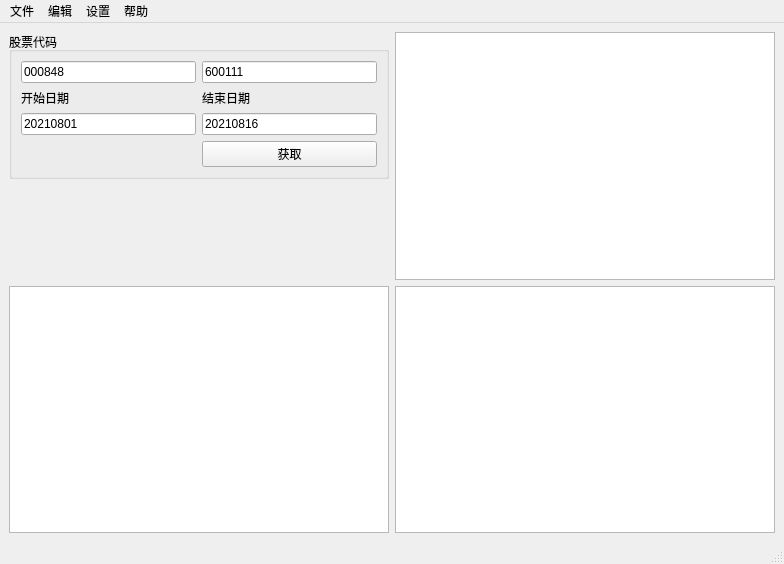
yangjiameng/Stock_Monitoring, file StockUI.ui: the form before one commit.
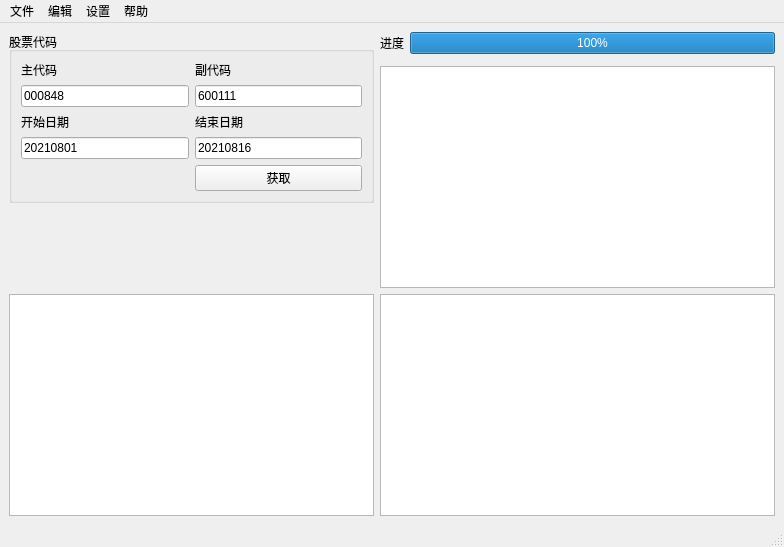
The form after the commit. Custom widgets are drawn as their Qt base class.

Commit message: 更新UI界面，加入进度条，加入分时走线下阴影填充，加入定时绘制机制。

```diff
--- a/StockUI.ui
+++ b/StockUI.ui
@@ -7,18 +7,28 @@
     <x>0</x>
     <y>0</y>
     <width>784</width>
-    <height>564</height>
+    <height>547</height>
    </rect>
   </property>
   <property name="windowTitle">
    <string>Stock_Monitoring</string>
   </property>
+  <property name="styleSheet">
+   <string notr="true"/>
+  </property>
   <widget class="QWidget" name="centralwidget">
    <layout class="QGridLayout" name="gridLayout_3">
-    <item row="1" column="2">
-     <widget class="QListWidget" name="listWidget_show_msg"/>
+    <item row="4" column="1">
+     <widget class="GraphicsLayoutWidget" name="graphicsView_daily_line"/>
     </item>
-    <item row="1" column="1">
+    <item row="0" column="3">
+     <widget class="QProgressBar" name="progressBar_stock">
+      <property name="value">
+       <number>100</number>
+      </property>
+     </widget>
+    </item>
+    <item row="0" column="1" rowspan="3">
      <layout class="QGridLayout" name="gridLayout_2">
       <item row="0" column="0" colspan="2">
        <widget class="QGroupBox" name="groupBox_stock">
@@ -26,34 +36,14 @@
          <string>股票代码</string>
         </property>
         <layout class="QGridLayout" name="gridLayout">
-         <item row="0" column="1">
+         <item row="1" column="1">
           <widget class="QLineEdit" name="lineEdit_2">
            <property name="text">
             <string>600111</string>
            </property>
           </widget>
          </item>
-         <item row="0" column="0">
-          <widget class="QLineEdit" name="lineEdit_1">
-           <property name="inputMask">
-            <string/>
-           </property>
-           <property name="text">
-            <string>000848</string>
-           </property>
-          </widget>
-         </item>
-         <item row="2" column="0">
-          <widget class="QLineEdit" name="lineEdit_3">
-           <property name="text">
-            <string>20210801</string>
-           </property>
-           <property name="placeholderText">
-            <string>开始日期</string>
-           </property>
-          </widget>
-         </item>
-         <item row="3" column="1">
+         <item row="4" column="1">
           <widget class="QPushButton" name="pushButton_search">
            <property name="maximumSize">
             <size>
@@ -66,7 +56,24 @@
            </property>
           </widget>
          </item>
-         <item row="2" column="1">
+         <item row="2" column="0">
+          <widget class="QLabel" name="label">
+           <property name="text">
+            <string>开始日期</string>
+           </property>
+          </widget>
+         </item>
+         <item row="3" column="0">
+          <widget class="QLineEdit" name="lineEdit_3">
+           <property name="text">
+            <string>20210801</string>
+           </property>
+           <property name="placeholderText">
+            <string>开始日期</string>
+           </property>
+          </widget>
+         </item>
+         <item row="3" column="1">
           <widget class="QLineEdit" name="lineEdit_4">
            <property name="text">
             <string>20210816</string>
@@ -76,24 +83,41 @@
            </property>
           </widget>
          </item>
-         <item row="1" column="0">
-          <widget class="QLabel" name="label">
-           <property name="text">
-            <string>开始日期</string>
-           </property>
-          </widget>
-         </item>
-         <item row="1" column="1">
+         <item row="2" column="1">
           <widget class="QLabel" name="label_2">
            <property name="text">
             <string>结束日期</string>
            </property>
           </widget>
          </item>
+         <item row="1" column="0">
+          <widget class="QLineEdit" name="lineEdit_1">
+           <property name="inputMask">
+            <string/>
+           </property>
+           <property name="text">
+            <string>000848</string>
+           </property>
+          </widget>
+         </item>
+         <item row="0" column="0">
+          <widget class="QLabel" name="label_3">
+           <property name="text">
+            <string>主代码</string>
+           </property>
+          </widget>
+         </item>
+         <item row="0" column="1">
+          <widget class="QLabel" name="label_4">
+           <property name="text">
+            <string>副代码</string>
+           </property>
+          </widget>
+         </item>
         </layout>
        </widget>
       </item>
-      <item row="3" column="0" colspan="2">
+      <item row="2" column="0" colspan="2">
        <spacer name="verticalSpacer">
         <property name="orientation">
          <enum>Qt::Vertical</enum>
@@ -108,10 +132,17 @@
       </item>
      </layout>
     </item>
-    <item row="2" column="1">
-     <widget class="GraphicsLayoutWidget" name="graphicsView_daily_line"/>
+    <item row="0" column="2">
+     <widget class="QLabel" name="label_5">
+      <property name="text">
+       <string>进度</string>
+      </property>
+     </widget>
     </item>
-    <item row="2" column="2">
+    <item row="2" column="2" colspan="2">
+     <widget class="QListWidget" name="listWidget_show_msg"/>
+    </item>
+    <item row="4" column="2" colspan="2">
      <widget class="GraphicsLayoutWidget" name="graphicsView_matplot"/>
     </item>
    </layout>
```
Left out of the diff: 2 changed lines with no effect on the pictures. The commit also changes 2 other files.
